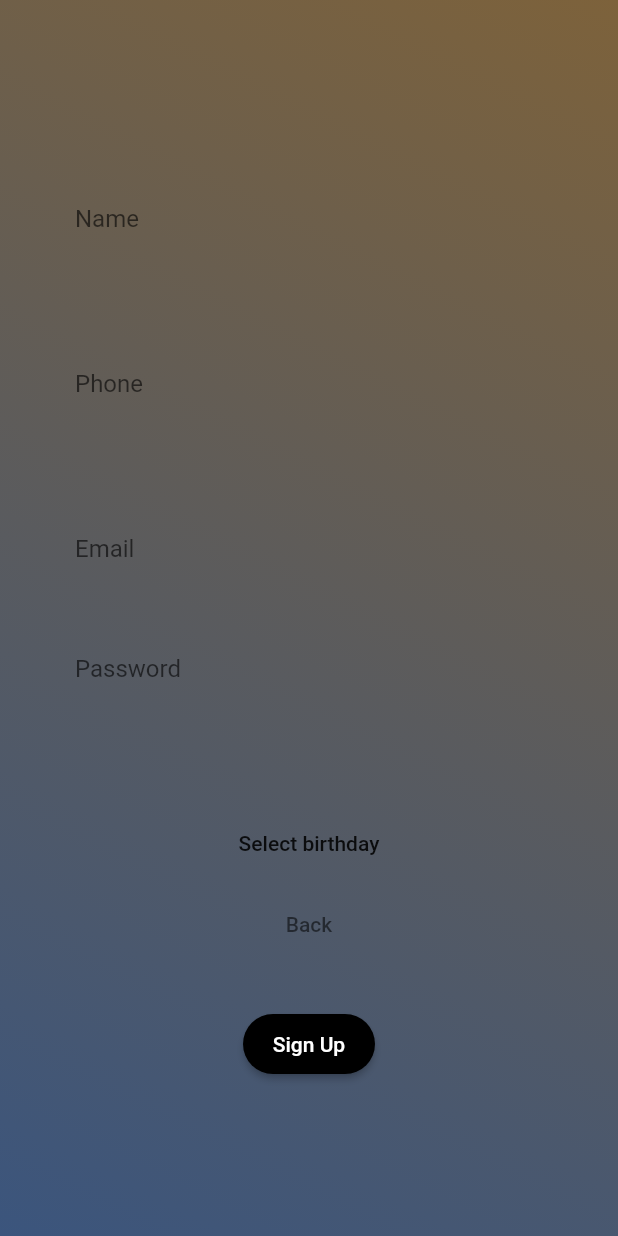
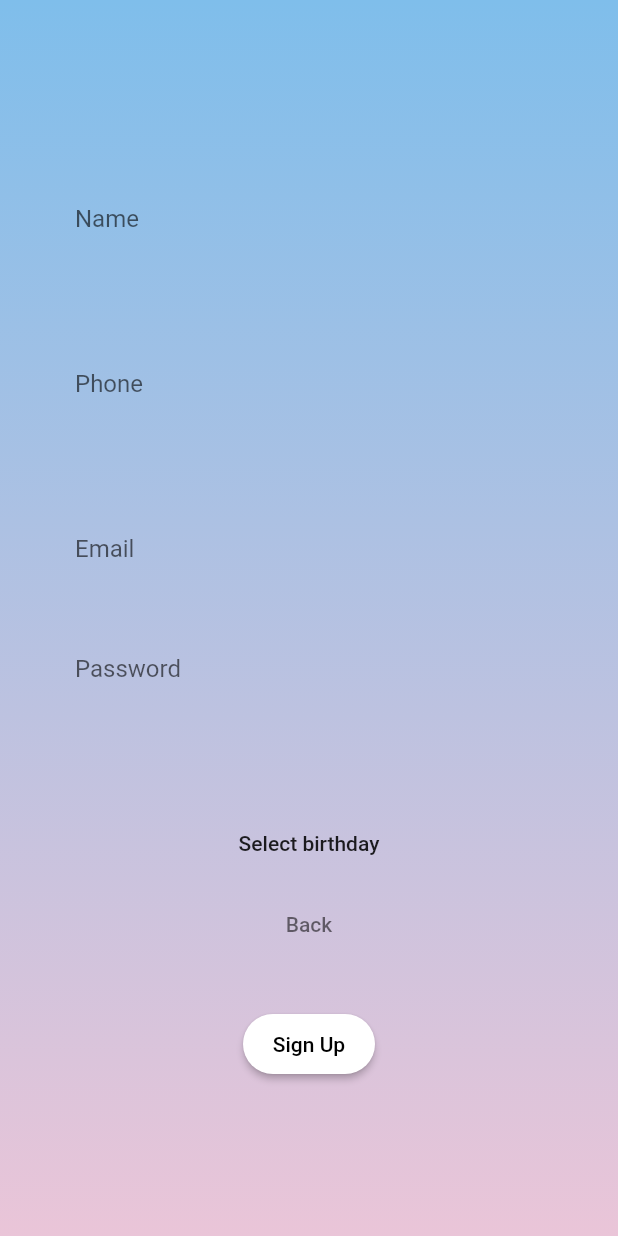
Before and after one commit to moving-tired/collab-flutter-app, a Flutter app: the screen it shows after launch, after a tap on "Does not have account?", on a phone screen of 412 x 824 dp. Run offline on Flutter 3.47's test engine with Material 2 defaults, Android fonts, the phone set to English and light mode, and no system bars; our stand-ins replace flutter_datetime_picker; missing offline and left inert: dart:html, google_maps; accounts and stored records are empty.

Commit message:
color scheme improvements

```diff
--- a/lib/main.dart
+++ b/lib/main.dart
@@ -1,5 +1,4 @@
 import 'package:collab_flutter_app/routes.dart';
-import 'package:collab_flutter_app/screens/login/login.dart';
 import 'package:flutter/material.dart';
 
 void main() => runApp(MyApp());
--- a/lib/presenter/login_presenter.dart
+++ b/lib/presenter/login_presenter.dart
@@ -18,8 +18,19 @@ class LoginScreenPresenter {
 
   doLogin(String username, String password) {
     api.login(username, password).then((user) {
-      _storage.saveUser(user);
-      _view.onLoginSuccess(user);
+      _storage
+          .saveUser(user)
+          .whenComplete(() => _view.onLoginSuccess(user))
+          .catchError((error) => _view.onLoginError(error.toString()));
     }).catchError((error) => _view.onLoginError(error.toString()));
   }
+
+  checkLogged() {
+    _storage.get().then((user) {
+      if (user != null) {
+        _view.onLoginSuccess(user);
+      }
+      print('user not logged yet');
+    }).catchError((onError) => print('user not logged yet'));
+  }
 }
--- a/lib/presenter/profile_presenter.dart
+++ b/lib/presenter/profile_presenter.dart
@@ -1,8 +1,5 @@
-import 'package:collab_flutter_app/database/logged_user.dart';
-import 'package:collab_flutter_app/models/logged_user.dart';
 import 'package:collab_flutter_app/models/user.dart';
 import 'package:collab_flutter_app/network/http_utils.dart';
-import 'package:collab_flutter_app/network/login.dart';
 import 'package:collab_flutter_app/network/user.dart';
 
 abstract class ProfileScreenContract {
--- a/lib/presenter/sign_up_presenter.dart
+++ b/lib/presenter/sign_up_presenter.dart
@@ -1,3 +1,4 @@
+import 'package:collab_flutter_app/database/logged_user.dart';
 import 'package:collab_flutter_app/network/http_utils.dart';
 import 'package:collab_flutter_app/network/sign_up.dart';
 
--- a/lib/screens/login/login.dart
+++ b/lib/screens/login/login.dart
@@ -9,6 +9,7 @@ import 'package:collab_flutter_app/widget/scheme_colors.dart';
 import 'package:collab_flutter_app/widget/submit_button.dart';
 import 'package:collab_flutter_app/widget/text_button.dart';
 import 'package:flutter/material.dart';
+import 'package:flutter/scheduler.dart';
 
 class LoginScreen extends StatefulWidget {
   LoginScreen({Key key, this.title}) : super(key: key);
@@ -34,8 +35,14 @@ class LoginState extends State<LoginScreen> implements LoginScreenContract {
         () => Navigator.push(
             context, MaterialPageRoute(builder: (context) => SignUp())));
     this._logInButton = SubmitButton('Log In', SchemeColors.middleColor,
-        SchemeColors.background, () => _submit());
+        SchemeColors.text, () => _submit());
     this._presenter = new LoginScreenPresenter(this);
+  }
+
+  @override
+  void initState() {
+    super.initState();
+    WidgetsBinding.instance.addPostFrameCallback((_) { _presenter.checkLogged(); });
   }
 
   void _submit() {
@@ -85,7 +92,6 @@ class LoginState extends State<LoginScreen> implements LoginScreenContract {
 
   @override
   void onLoginSuccess(LoggedUser user) async {
-    _showSnackBar(user.name);
     _logInButton.reset();
     Navigator.push(
         context, MaterialPageRoute(builder: (context) => HomeScreen()));
--- a/lib/screens/login/signup.dart
+++ b/lib/screens/login/signup.dart
@@ -28,12 +28,12 @@ class SignUpState extends State<SignUp> implements SignUpScreenContract {
   final InputDate inputDate = InputDate();
   final InputPassword inputPassword = InputPassword();
   final InputText nameInputText =
-      InputText('Name', SchemeColors.middleColor, SchemeColors.background);
+      InputText('Name', SchemeColors.middleColor, SchemeColors.text);
   final InputText phoneInputText =
-      InputText('Phone', SchemeColors.middleColor, SchemeColors.background);
+      InputText('Phone', SchemeColors.middleColor, SchemeColors.text);
 
   SignUpState() {
-    this._signUpButton = SubmitButton('Sign Up', SchemeColors.middleColor, SchemeColors.background, () => _submit());
+    this._signUpButton = SubmitButton('Sign Up', SchemeColors.middleColor, SchemeColors.text, () => _submit());
     this._presenter = new SignUpScreenPresenter(this);
   }
 
--- a/lib/widget/background.dart
+++ b/lib/widget/background.dart
@@ -23,9 +23,9 @@ class _BackgroundState extends State<Background> {
       body: Container(
           decoration: BoxDecoration(
             gradient: LinearGradient(
-                begin: Alignment.bottomLeft,
-                end: Alignment.topRight,
-                colors: [SchemeColors.firstColor, SchemeColors.endColor]),
+                begin: Alignment.topCenter,
+                end: Alignment.bottomCenter,
+                colors: [SchemeColors.firstColor, SchemeColors.background]),
           ),
           child: column),
     );
--- a/lib/widget/input_email.dart
+++ b/lib/widget/input_email.dart
@@ -1,3 +1,4 @@
+import 'package:collab_flutter_app/widget/scheme_colors.dart';
 import 'package:flutter/material.dart';
 
 class InputEmail extends StatefulWidget {
@@ -26,15 +27,12 @@ class _InputEmailState extends State<InputEmail> {
         child: TextField(
           onChanged: (val) => _email = val,
           style: TextStyle(
-            color: Colors.white,
+            color: SchemeColors.text,
           ),
           decoration: InputDecoration(
             border: InputBorder.none,
-            fillColor: Colors.lightBlueAccent,
+            fillColor: SchemeColors.hintText,
             hintText: 'Email',
-            labelStyle: TextStyle(
-              color: Colors.white70,
-            ),
           ),
         ),
       ),
--- a/lib/widget/input_password.dart
+++ b/lib/widget/input_password.dart
@@ -1,7 +1,11 @@
+import 'package:collab_flutter_app/widget/scheme_colors.dart';
 import 'package:flutter/material.dart';
 
 class InputPassword extends StatefulWidget {
   final state = _InputPasswordState();
+  final Color color;
+
+  InputPassword({this.color});
 
   String get value {
     return state._password;
@@ -24,15 +28,13 @@ class _InputPasswordState extends State<InputPassword> {
         child: TextField(
           onChanged: (val) => _password = val,
           style: TextStyle(
-            color: Colors.white,
+            color: SchemeColors.text,
           ),
           obscureText: true,
           decoration: InputDecoration(
             border: InputBorder.none,
+            fillColor: SchemeColors.hintText,
             hintText: 'Password',
-            labelStyle: TextStyle(
-              color: Colors.white70,
-            ),
           ),
         ),
       ),
--- a/lib/widget/input_text.dart
+++ b/lib/widget/input_text.dart
@@ -34,15 +34,12 @@ class _InputTextState extends State<InputText> {
         child: TextField(
           onChanged: (val) => _text = val,
           style: TextStyle(
-            color: color,
+            color: textColor,
           ),
           decoration: InputDecoration(
             border: InputBorder.none,
-            fillColor: textColor,
+            fillColor: color,
             hintText: label,
-            labelStyle: TextStyle(
-              color: Colors.white70,
-            ),
           ),
         ),
       ),
--- a/lib/widget/load_widget.dart
+++ b/lib/widget/load_widget.dart
@@ -1,3 +1,4 @@
+import 'package:collab_flutter_app/widget/scheme_colors.dart';
 import 'package:flutter/material.dart';
 
 abstract class LoadWidgetState<T extends StatefulWidget> extends State<T> {
@@ -14,7 +15,7 @@ abstract class LoadWidgetState<T extends StatefulWidget> extends State<T> {
   void load() {
     setState(() {
       isLoading = true;
-      });
+    });
     performLoad();
   }
 
@@ -30,7 +31,8 @@ abstract class LoadWidgetState<T extends StatefulWidget> extends State<T> {
         padding: EdgeInsets.symmetric(vertical: 16.0),
         child: isLoading
             ? CircularProgressIndicator(
-                valueColor: new AlwaysStoppedAnimation<Color>(Colors.purple))
+                valueColor:
+                    new AlwaysStoppedAnimation<Color>(SchemeColors.endColor))
             : defaultWidget());
   }
 }
--- a/lib/widget/scheme_colors.dart
+++ b/lib/widget/scheme_colors.dart
@@ -3,9 +3,12 @@ import 'package:flutter/material.dart';
 class SchemeColors {
 
   // using triad colors
-  static final Color background = Colors.white;
-  static final Color firstColor = Color(0xff3b557d);
-  static final Color middleColor = Colors.black;
-  static final Color endColor = Color(0xff7d623b);
+  static final Color text = Colors.black;
+  static final Color hintText = Color(0xffafbed1);
+  static final Color background = Color(0xffeac5d8);
+  static final Color white = Colors.white;
+  static final Color firstColor = Color(0xff7fbeeb);
+  static final Color middleColor = Colors.white;
+  static final Color endColor = Colors.black54;
 
 }
--- a/pubspec.yaml
+++ b/pubspec.yaml
@@ -25,7 +25,6 @@ dependencies:
   google_maps: ^3.4.1
   flutter_datetime_picker: 1.3.8
   http: 0.12.1
-  sqflite: 1.3.0
   path_provider: 1.6.7
   flutter_redux: 0.6.0
   flutter_bloc: 4.0.0
```
Also changed, not shown: lib/database/helper.dart (deleted, +0 -33 lines), lib/database/logged_user.dart (+11 -13 lines), lib/network/sign_up.dart (+5 -2 lines), lib/screens/profile/profile_state.dart (+138 -103 lines), lib/widget/text_label.dart (added, +33 -0 lines), pubspec.lock.
